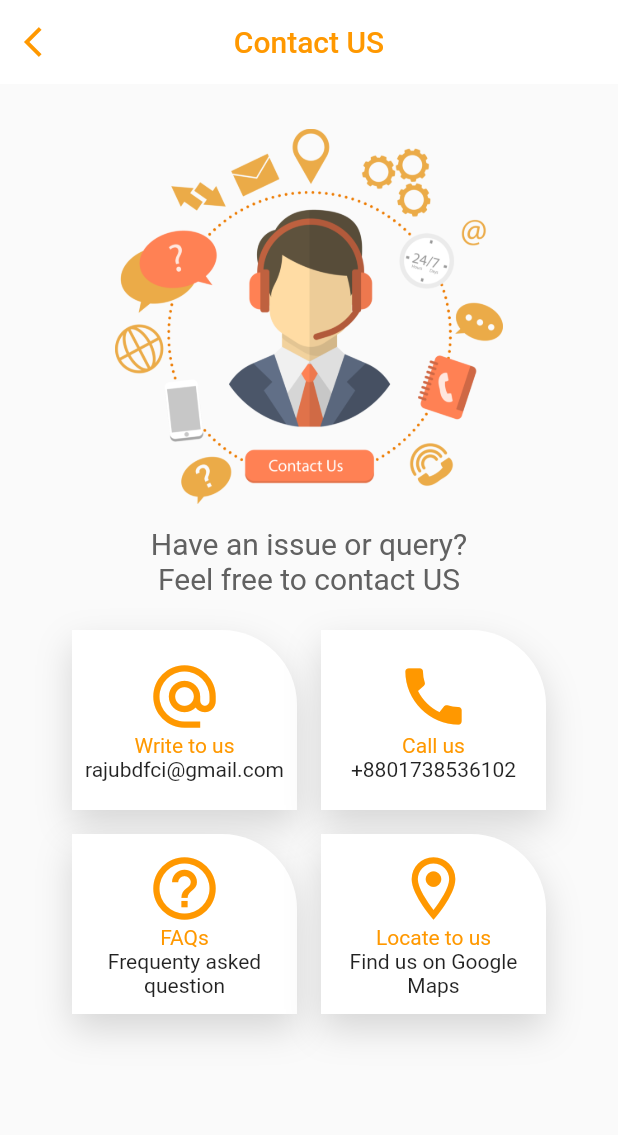
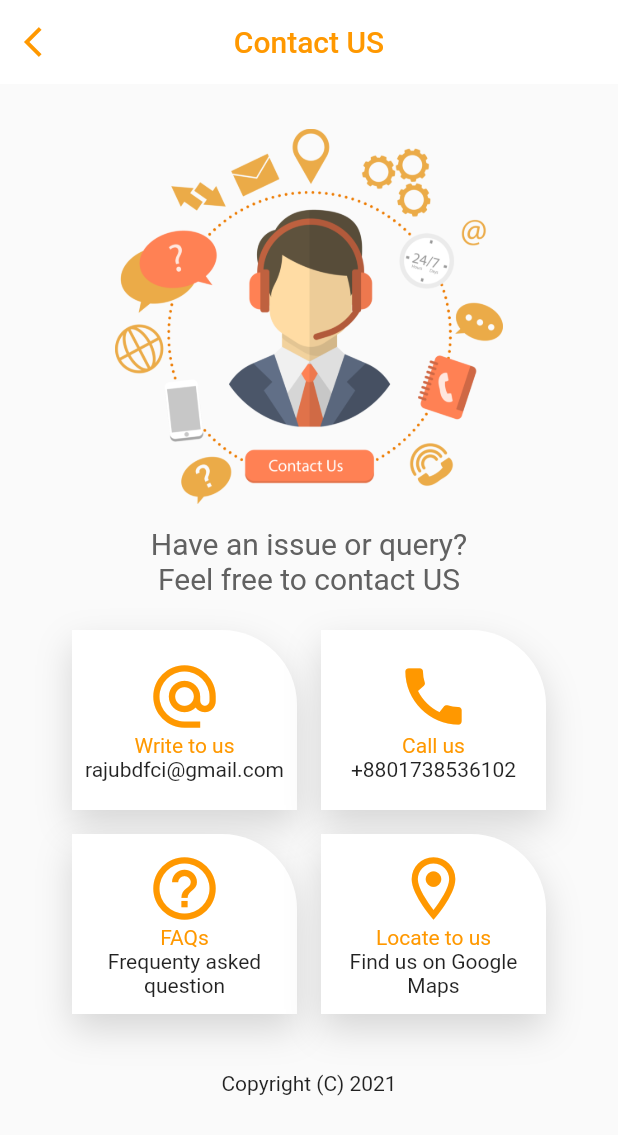
Before and after one commit to Raju-Islam/Help-Section-Page-complex-UI-flutter, a Flutter app: the screen it shows after launch, on a phone screen of 412 x 824 dp. Shown: the top 1135 px of the screen. Run offline on Flutter 3.47's test engine with Material 2 defaults, Android fonts, the light colour scheme and no system bars.

Commit message:
second Commit

```diff
--- a/lib/main.dart
+++ b/lib/main.dart
@@ -147,6 +147,9 @@ class Contuct_Us extends StatelessWidget {
             ),
             ],
           ),
+          SizedBox(height: 30,),
+          Text('Copyright (C) 2021'),
+
         ],
       ),
     );
```
